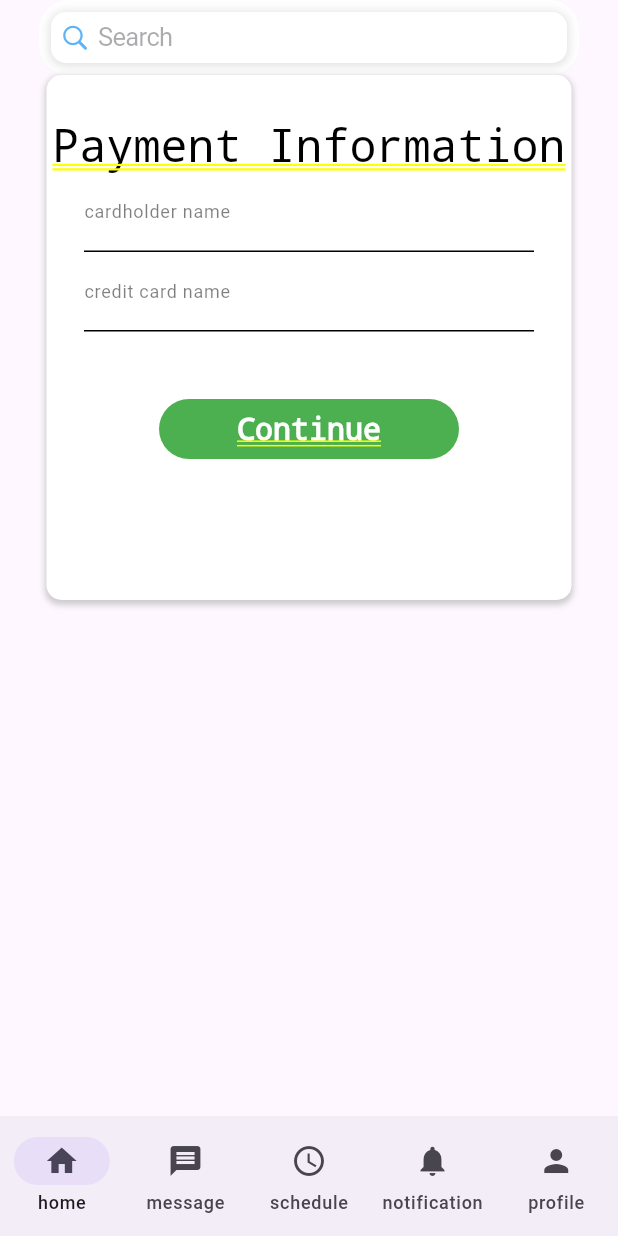
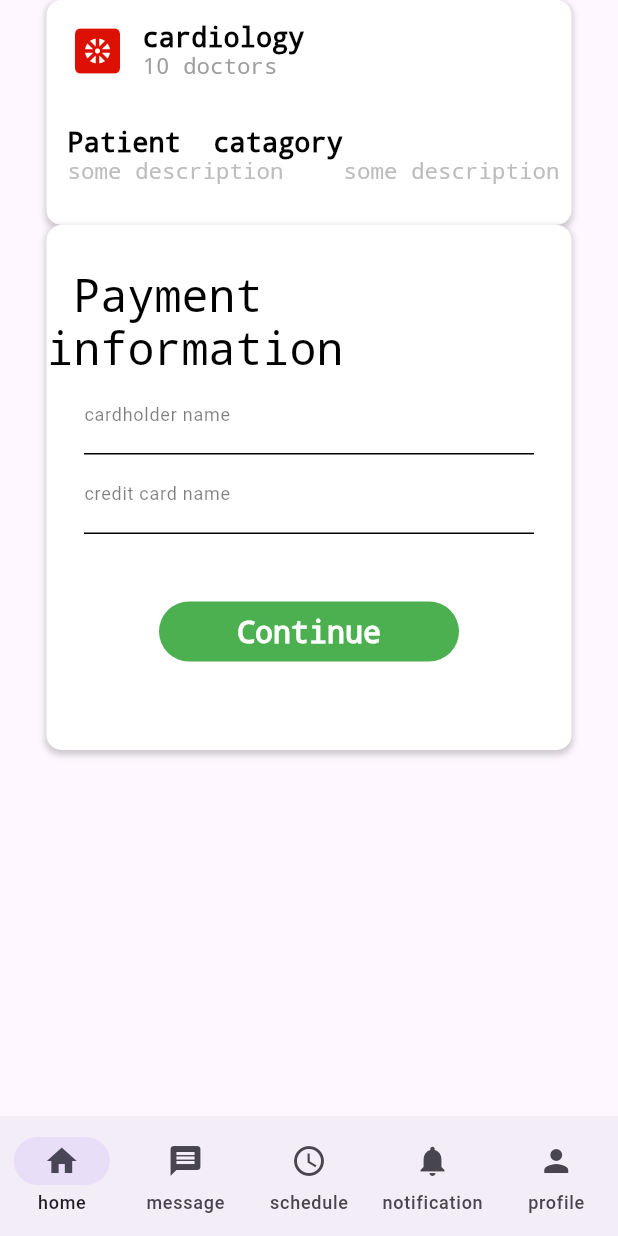
Before and after one commit to michael-099/Hakime, a Flutter app: the screen it shows after launch, on a phone screen of 412 x 824 dp. Run offline on Flutter 3.47's test engine with Material 3 defaults, Android fonts, the light colour scheme and no system bars.

Commit message:
minor update

```diff
--- a/lib/Login/button.dart
+++ b/lib/Login/button.dart
@@ -28,7 +28,7 @@ class Button extends StatelessWidget {
           ),
           child: Center(
               child: Text(label,
-                  style: TextStyle(color: Colors.white, fontSize: fontSize))
+                  style: TextStyle(color: Colors.white, fontSize: fontSize,decoration: TextDecoration.none))
               // ),
               ),
         ),
--- a/lib/dashBoard/card.dart
+++ b/lib/dashBoard/card.dart
@@ -4,7 +4,10 @@ class CatagoryCard extends StatelessWidget {
   final IconData iconData;
   final String categories;
   final String number_of_doctors;
-  CatagoryCard({required this.iconData, required this.categories,required this.number_of_doctors});
+  CatagoryCard(
+      {required this.iconData,
+      required this.categories,
+      required this.number_of_doctors});
 
   Widget build(BuildContext context) {
     return Container(
@@ -43,16 +46,18 @@ class CatagoryCard extends StatelessWidget {
                       style: TextStyle(
                           fontSize: 18.0,
                           fontWeight: FontWeight.w600,
-                          color: Colors.black),
+                          color: Colors.black,
+                          decoration: TextDecoration.none),
                     ),
 
                     // alignment: AlignmentGeometry alignment = Alignment.topLeft,
                     Text(
-                      number_of_doctors+" doctors",
+                      number_of_doctors + " doctors",
                       style: TextStyle(
                           fontSize: 15.0,
                           fontWeight: FontWeight.w200,
-                          color: Colors.grey[500]),
+                          color: Colors.grey[500],
+                          decoration: TextDecoration.none),
                       textAlign: TextAlign.left,
                     ),
                   ]),
@@ -70,7 +75,8 @@ class CatagoryCard extends StatelessWidget {
                     style: TextStyle(
                         fontSize: 18.0,
                         fontWeight: FontWeight.w600,
-                        color: Colors.black),
+                        color: Colors.black,
+                        decoration: TextDecoration.none),
                   ),
 
                   // alignment: AlignmentGeometry alignment = Alignment.topLeft,
@@ -80,7 +86,8 @@ class CatagoryCard extends StatelessWidget {
                       style: TextStyle(
                           fontSize: 15.0,
                           fontWeight: FontWeight.w200,
-                          color: Colors.grey[400]),
+                          color: Colors.grey[400],
+                          decoration: TextDecoration.none),
                       textAlign: TextAlign.left,
                     ),
                     const SizedBox(width: 40),
@@ -89,7 +96,8 @@ class CatagoryCard extends StatelessWidget {
                       style: TextStyle(
                           fontSize: 15.0,
                           fontWeight: FontWeight.w200,
-                          color: Colors.grey[400]),
+                          color: Colors.grey[400],
+                          decoration: TextDecoration.none),
                       textAlign: TextAlign.left,
                     )
                   ]),
--- a/lib/dashBoard/dashboard.dart
+++ b/lib/dashBoard/dashboard.dart
@@ -11,9 +11,9 @@ class DashBoard extends StatelessWidget {
       debugShowCheckedModeBanner: false,
         home: Column(
       children: [
-        Search(),
+        // Search(),
         // Ad(),
-        // CatagoryCard(iconData: Icons.heat_pump,categories: "cardiology",number_of_doctors: "10",),
+        CatagoryCard(iconData: Icons.heat_pump,categories: "cardiology",number_of_doctors: "10",),
         Pay()
       ],
     ));
--- a/lib/dashBoard/paymentInfo.dart
+++ b/lib/dashBoard/paymentInfo.dart
@@ -10,7 +10,7 @@ class Pay extends StatelessWidget {
       child:Column(
           children: [
             SizedBox(height: 30,),
-            Text("Payment Information", style:TextStyle(fontSize: 30,color: Colors.black,fontWeight: FontWeight.w200)),
+            Text(" Payment information", style:TextStyle(fontSize: 30,color: Colors.black,fontWeight: FontWeight.w200,decoration: TextDecoration.none)),
             MyTextField(labelText: "cardholder name",width: 300,obscureText: false,color:Colors.black ),
             MyTextField(labelText: "credit card name",width: 300,obscureText: false,color:Colors.black ),
             SizedBox(height: 30,),
```
